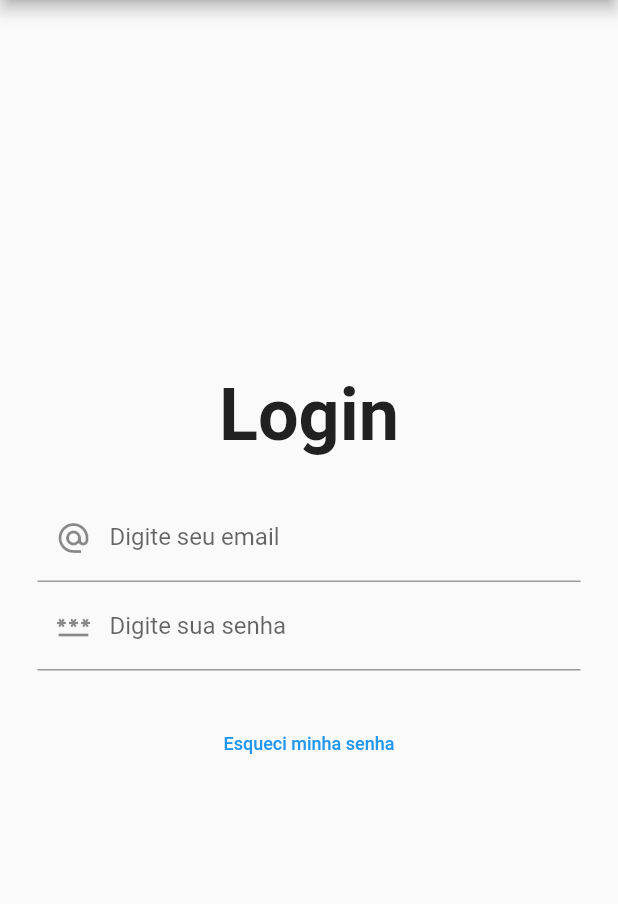
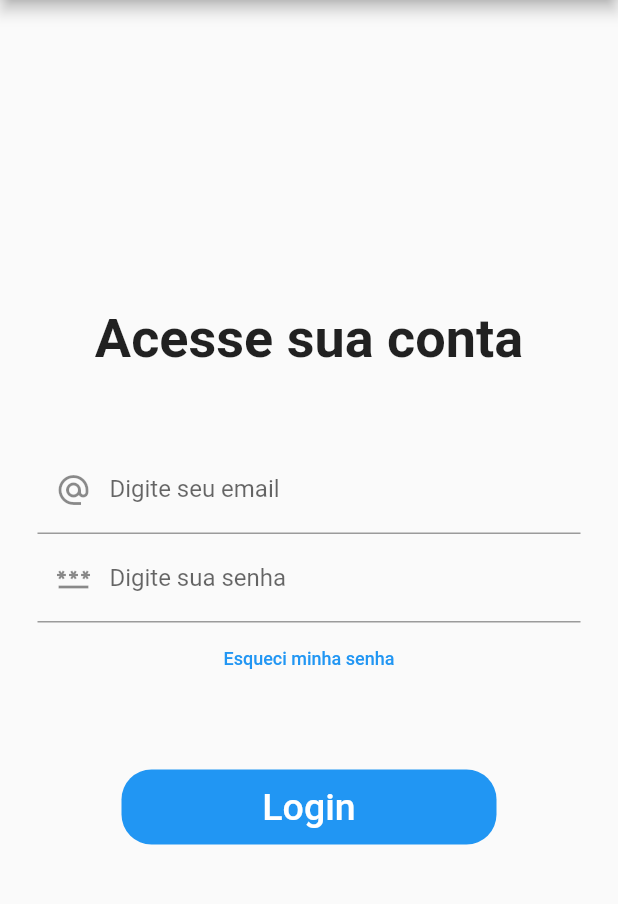
Before and after one commit to galdino01/store_here_mobile, a Flutter app: the screen it shows after launch, on a phone screen of 412 x 824 dp, the part 84-988 px from its top. Run offline on Flutter 3.47's test engine with Material 2 defaults, Android fonts, the light colour scheme and no system bars.

Commit message:
Changing project name

```diff
--- a/lib/main.dart
+++ b/lib/main.dart
@@ -24,23 +24,7 @@ class HomePage extends StatelessWidget {
       appBar: AppBar(
         title: const Text('Store Here'),
       ),
-      body: Column(
-        mainAxisAlignment: MainAxisAlignment.center,
-        children: [
-          const Text(
-            'Login',
-            style: TextStyle(fontSize: 48, fontWeight: FontWeight.bold),
-          ),
-          const FormLogin(),
-          TextButton(
-            onPressed: () {},
-            child: const Text(
-              'Esqueci minha senha',
-              style: TextStyle(color: Colors.blue, fontSize: 12),
-            ),
-          ),
-        ],
-      ),
+      body: const FormLogin(),
     );
   }
 }
@@ -53,6 +37,13 @@ class FormLogin extends StatelessWidget {
     return Padding(
       padding: const EdgeInsets.all(25),
       child: Column(mainAxisAlignment: MainAxisAlignment.center, children: [
+        Container(
+          margin: const EdgeInsets.fromLTRB(0, 0, 0, 50),
+          child: const Text(
+            'Acesse sua conta',
+            style: TextStyle(fontSize: 36, fontWeight: FontWeight.bold),
+          ),
+        ),
         TextFormField(
           decoration: const InputDecoration(
               border: UnderlineInputBorder(),
@@ -68,6 +59,30 @@ class FormLogin extends StatelessWidget {
               labelText: 'Digite sua senha',
               prefixIcon: Icon(Icons.password)),
         ),
+        TextButton(
+          onPressed: () {},
+          child: const Text(
+            'Esqueci minha senha',
+            style: TextStyle(color: Colors.blue, fontSize: 12),
+          ),
+        ),
+        Container(
+          height: 50,
+          width: 250,
+          margin: const EdgeInsets.fromLTRB(0, 50, 0, 0),
+          decoration: BoxDecoration(
+              color: Colors.blue, borderRadius: BorderRadius.circular(20)),
+          child: TextButton(
+            onPressed: () {},
+            child: const Text(
+              'Login',
+              style: TextStyle(
+                  color: Colors.white,
+                  backgroundColor: Colors.blue,
+                  fontSize: 25),
+            ),
+          ),
+        )
       ]),
     );
   }
--- a/pubspec.yaml
+++ b/pubspec.yaml
@@ -1,4 +1,4 @@
-name: stokki_mobile_app
+name: store_here_mobile
 description: A new Flutter project.
 
 # The following line prevents the package from being accidentally published to
```
Also changed, not shown: 19 other files.
